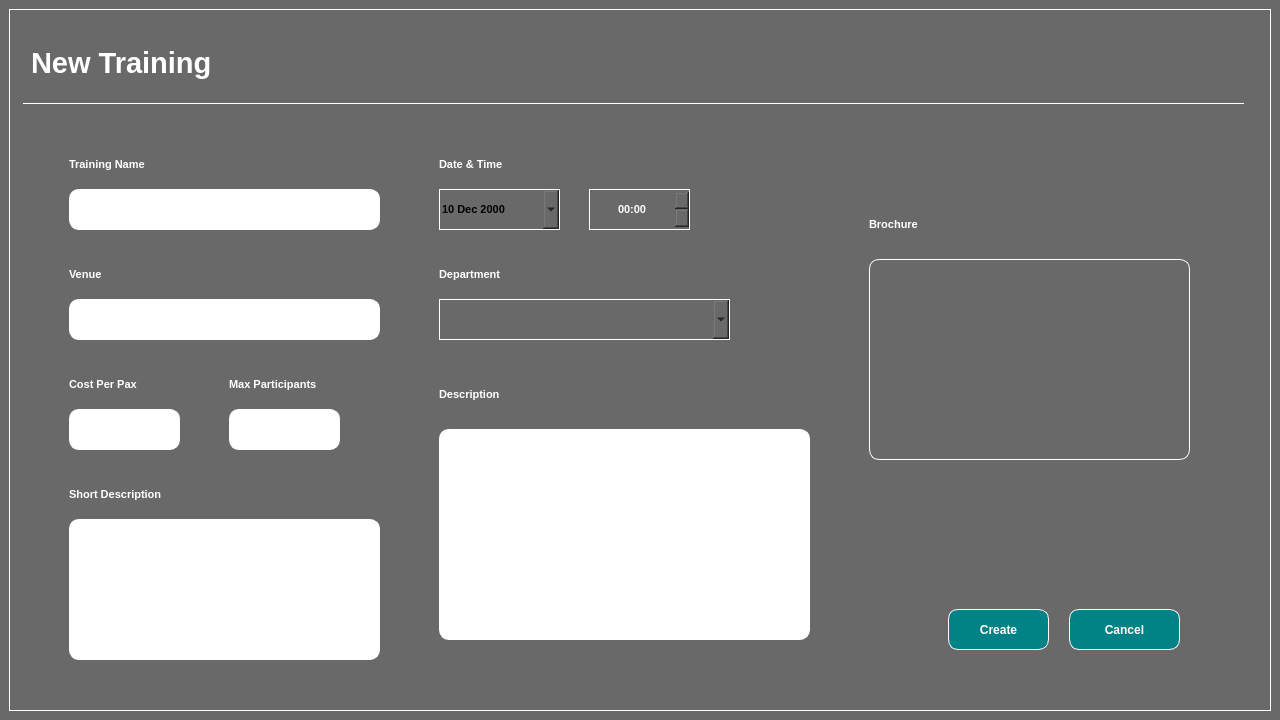
Qt form create_training.ui (yjia28tan/Staff-Training-Tracking-System-STTS-) before a commit.
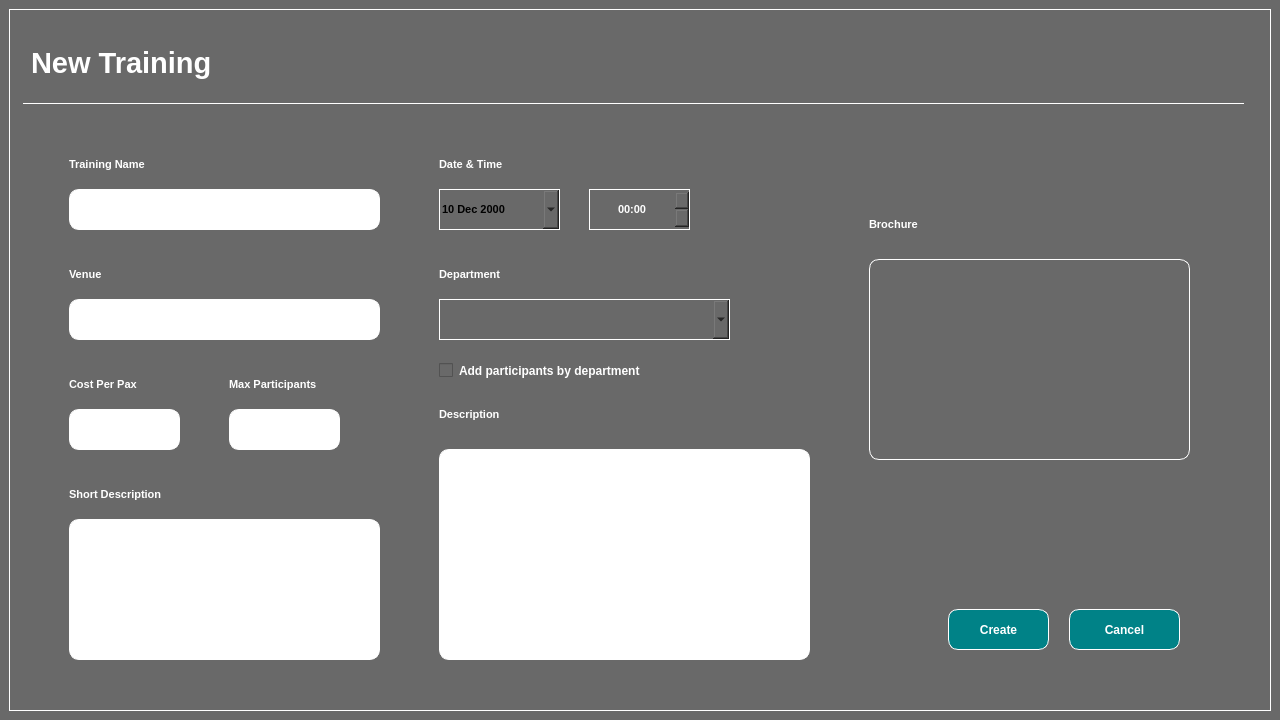
The same form after that commit. Icons and pictures are not drawn.

Diff of the .ui file:
```diff
--- a/create_training.ui
+++ b/create_training.ui
@@ -323,7 +323,7 @@
        <property name="geometry">
         <rect>
          <x>430</x>
-         <y>370</y>
+         <y>390</y>
          <width>101</width>
          <height>31</height>
         </rect>
@@ -447,7 +447,7 @@
        <property name="geometry">
         <rect>
          <x>430</x>
-         <y>420</y>
+         <y>440</y>
          <width>371</width>
          <height>211</height>
         </rect>
@@ -607,6 +607,29 @@
         </rect>
        </property>
       </widget>
+      <widget class="QCheckBox" name="check_box">
+       <property name="geometry">
+        <rect>
+         <x>430</x>
+         <y>350</y>
+         <width>301</width>
+         <height>23</height>
+        </rect>
+       </property>
+       <property name="font">
+        <font>
+         <weight>75</weight>
+         <bold>true</bold>
+        </font>
+       </property>
+       <property name="styleSheet">
+        <string notr="true">border: none;
+color: white;</string>
+       </property>
+       <property name="text">
+        <string>Add participants by department</string>
+       </property>
+      </widget>
      </widget>
     </item>
    </layout>
```
